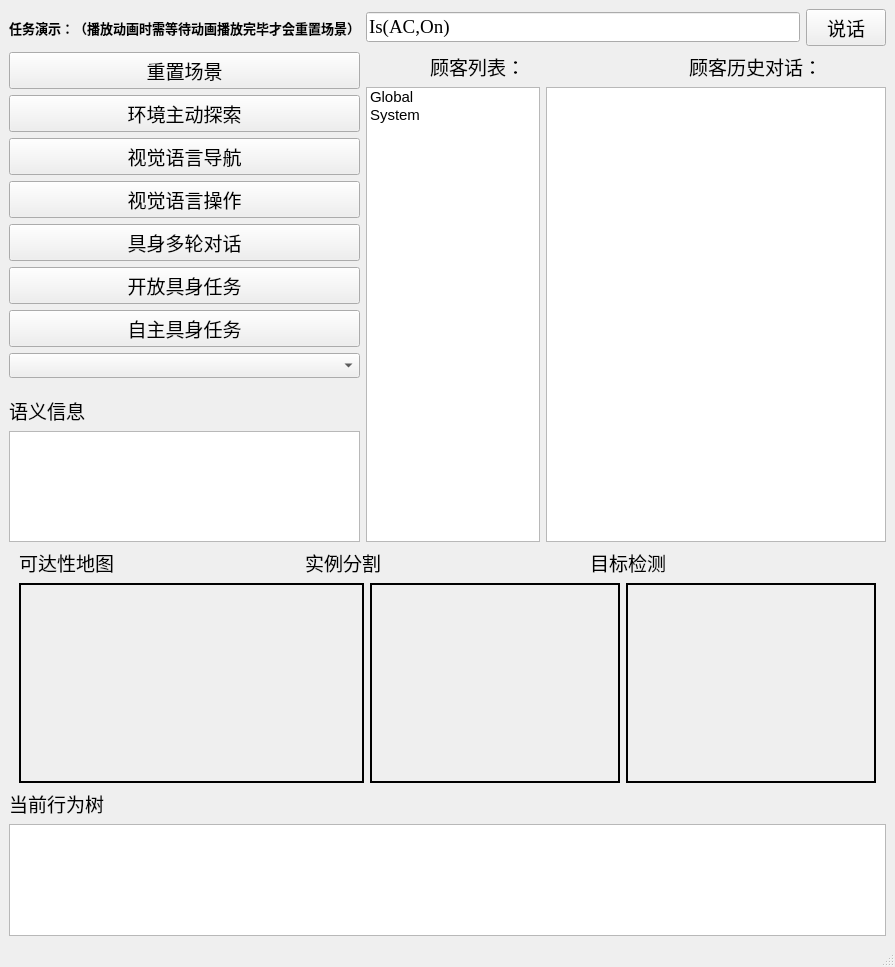
Before: the Qt Designer form robowaiter/scene/ui/window.ui in HPCL-EI/RoboWaiter, drawn with Qt 5.
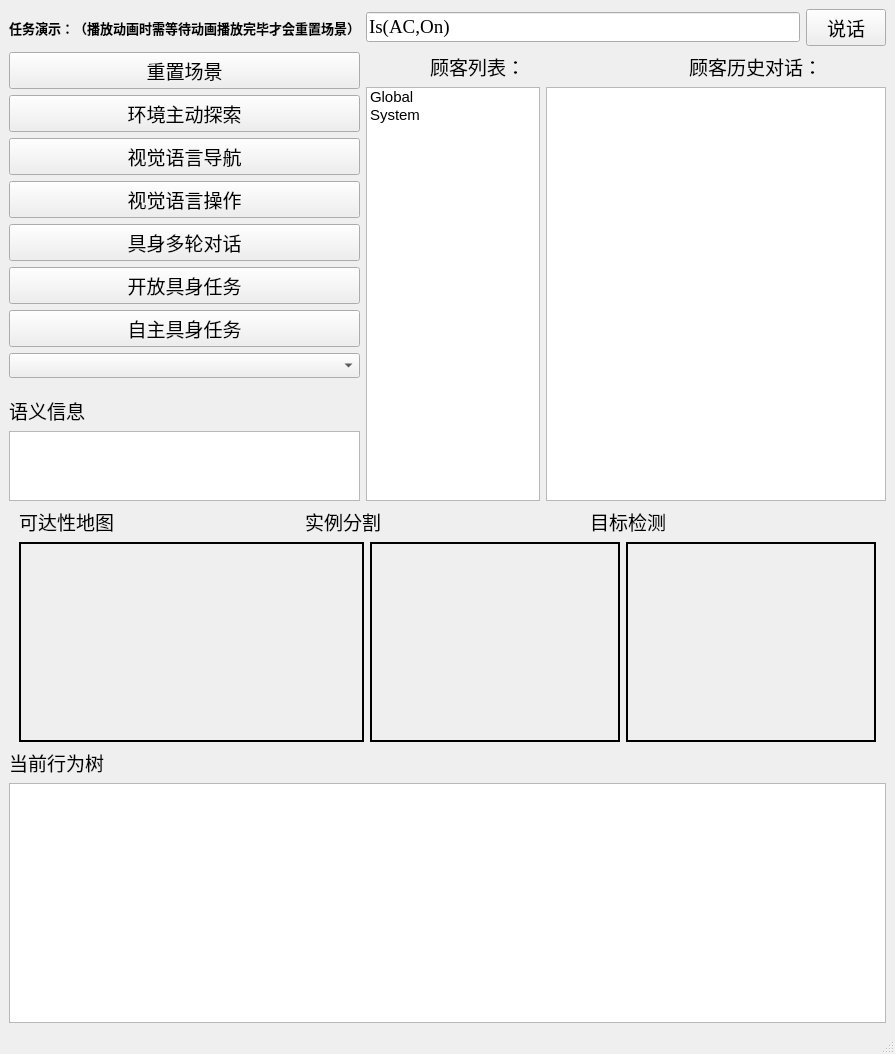
After: the same form once the commit is applied.

What changed in the file:
```diff
--- a/robowaiter/scene/ui/window.ui
+++ b/robowaiter/scene/ui/window.ui
@@ -7,7 +7,7 @@
     <x>0</x>
     <y>0</y>
     <width>895</width>
-    <height>967</height>
+    <height>980</height>
    </rect>
   </property>
   <property name="windowTitle">
@@ -147,7 +147,20 @@
          </widget>
         </item>
         <item>
-         <widget class="QGraphicsView" name="img_view_bt"/>
+         <widget class="QGraphicsView" name="img_view_bt">
+          <property name="sizePolicy">
+           <sizepolicy hsizetype="Expanding" vsizetype="Fixed">
+            <horstretch>0</horstretch>
+            <verstretch>0</verstretch>
+           </sizepolicy>
+          </property>
+          <property name="minimumSize">
+           <size>
+            <width>0</width>
+            <height>240</height>
+           </size>
+          </property>
+         </widget>
         </item>
        </layout>
       </item>
```
Left out of the diff: 2 changed lines with no effect on the pictures.
